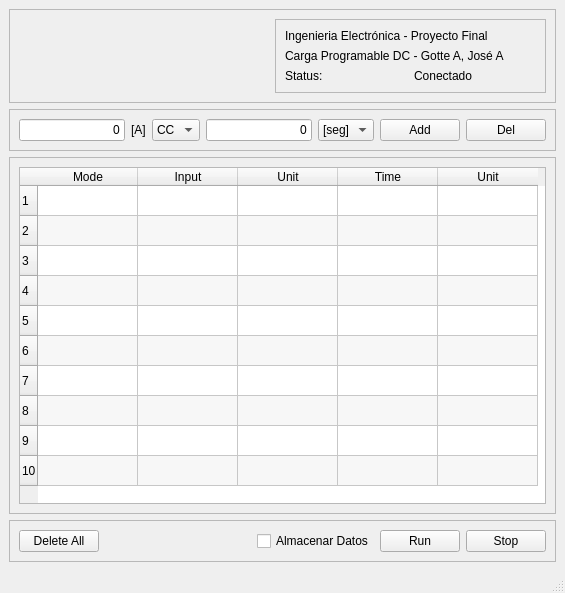
This is mainwindow.ui in agusgtt/gui_carga_dc as Qt 5 draws it before an edit. The edited form follows.
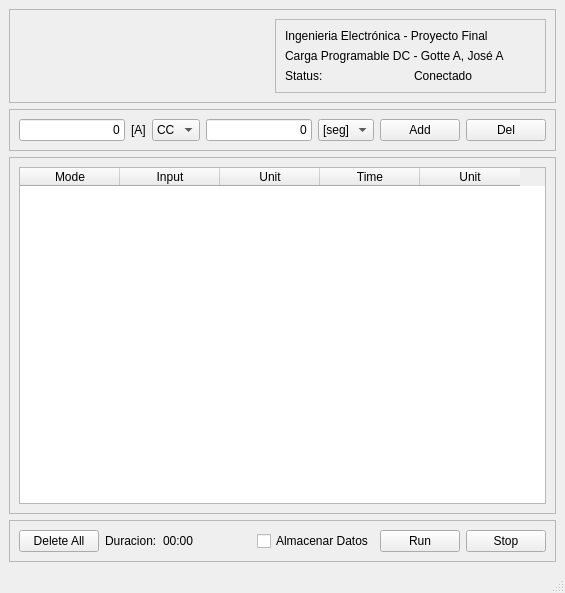
This is the edited form. Icons and pictures are not drawn.

Diff of the .ui file:
```diff
--- a/mainwindow.ui
+++ b/mainwindow.ui
@@ -37,7 +37,7 @@
       </property>
       <layout class="QHBoxLayout" name="horizontalLayout_7">
        <item>
-        <widget class="QLabel" name="label_2">
+        <widget class="QLabel" name="label_6">
          <property name="maximumSize">
           <size>
            <width>250</width>
@@ -236,18 +236,8 @@
           <enum>QAbstractItemView::SelectRows</enum>
          </property>
          <property name="rowCount">
-          <number>10</number>
+          <number>0</number>
          </property>
-         <row/>
-         <row/>
-         <row/>
-         <row/>
-         <row/>
-         <row/>
-         <row/>
-         <row/>
-         <row/>
-         <row/>
          <column>
           <property name="text">
            <string>Mode</string>
@@ -295,7 +285,21 @@
         </widget>
        </item>
        <item>
-        <spacer name="horizontalSpacer_2">
+        <widget class="QLabel" name="label_2">
+         <property name="text">
+          <string>Duracion:</string>
+         </property>
+        </widget>
+       </item>
+       <item>
+        <widget class="QLabel" name="label_7">
+         <property name="text">
+          <string>00:00</string>
+         </property>
+        </widget>
+       </item>
+       <item>
+        <spacer name="horizontalSpacer">
          <property name="orientation">
           <enum>Qt::Horizontal</enum>
          </property>
```
Left out of the diff: 124 changed lines with no effect on the pictures.
